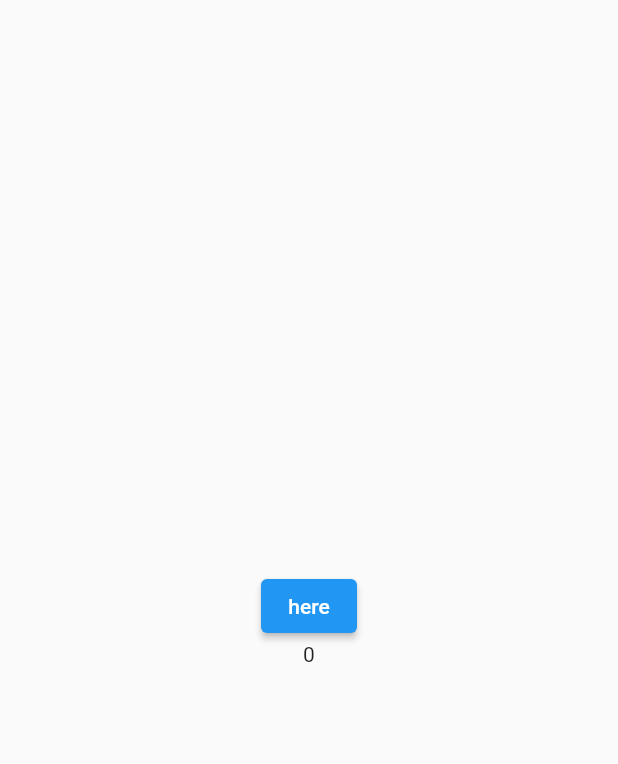
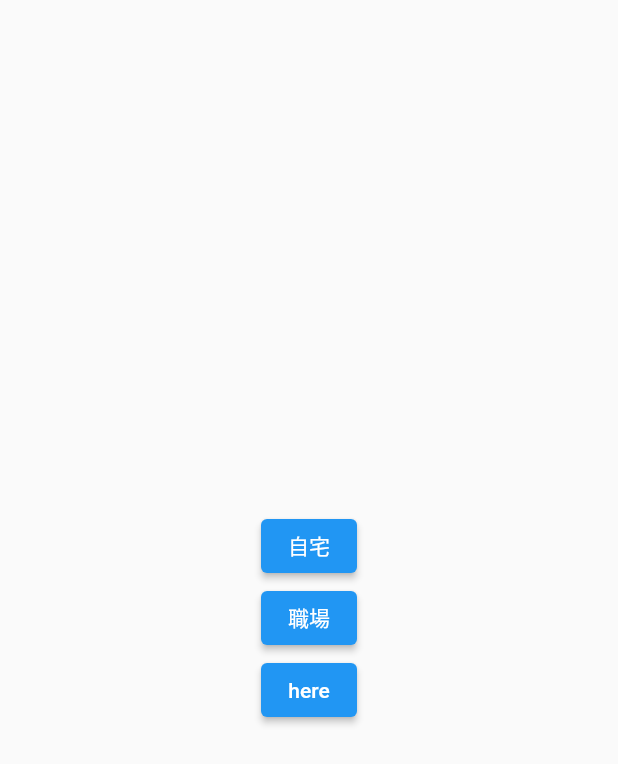
Before and after one commit to diffutpp/RiverpodTest, a Flutter app: the screen it shows after launch, on a phone screen of 412 x 824 dp. Shown: the top 764 px of the screen. Run offline on Flutter 3.47's test engine with Material 2 defaults, Android fonts, the phone set to English and light mode, and no system bars; our stand-ins replace flutter_riverpod, riverpod_annotation; generated files the repository leaves out were written again.

Commit message:
[Add]Switching system activated

```diff
--- a/lib/lowerplace.dart
+++ b/lib/lowerplace.dart
@@ -1,11 +1,19 @@
 import 'package:flutter/material.dart';
 import 'package:flutter_riverpod/flutter_riverpod.dart';
+import 'package:flutter_application_1/s1.dart';
 
-class MyWidget extends ConsumerWidget {
-  const MyWidget({super.key});
+class LowerPlace extends ConsumerWidget {
+  const LowerPlace({super.key});
 
   @override
   Widget build(BuildContext context, WidgetRef ref) {
-    return const Placeholder();
+    final s1 = ref.watch(s1NotifierProvider);
+    String place;
+    if (s1 == 0) {
+      place = '自宅';
+    } else {
+      place = '職場';
+    }
+    return ElevatedButton(onPressed: () {}, child: Text(place));
   }
 }
--- a/lib/my_widget.dart
+++ b/lib/my_widget.dart
@@ -1,5 +1,7 @@
 import 'package:flutter/material.dart';
+import 'package:flutter_application_1/lowerplace.dart';
 import 'package:flutter_application_1/s1.dart';
+import 'package:flutter_application_1/upperplace.dart';
 import 'package:flutter_riverpod/flutter_riverpod.dart';
 
 class MyWidget extends ConsumerWidget {
@@ -18,6 +20,6 @@ class MyWidget extends ConsumerWidget {
 
     return Column(
         mainAxisAlignment: MainAxisAlignment.center,
-        children: [button, Text("$s1")]); //
+        children: [const LowerPlace(), const UpperPlace(), button]); //
   }
 }
--- a/lib/upperplace.dart
+++ b/lib/upperplace.dart
@@ -1,11 +1,19 @@
 import 'package:flutter/material.dart';
 import 'package:flutter_riverpod/flutter_riverpod.dart';
+import 'package:flutter_application_1/s1.dart';
 
-class MyWidget extends ConsumerWidget {
-  const MyWidget({super.key});
+class UpperPlace extends ConsumerWidget {
+  const UpperPlace({super.key});
 
   @override
   Widget build(BuildContext context, WidgetRef ref) {
-    return const Placeholder();
+    final s1 = ref.watch(s1NotifierProvider);
+    String place;
+    if (s1 == 0) {
+      place = '職場';
+    } else {
+      place = '自宅';
+    }
+    return ElevatedButton(onPressed: () {}, child: Text(place));
   }
 }
```
